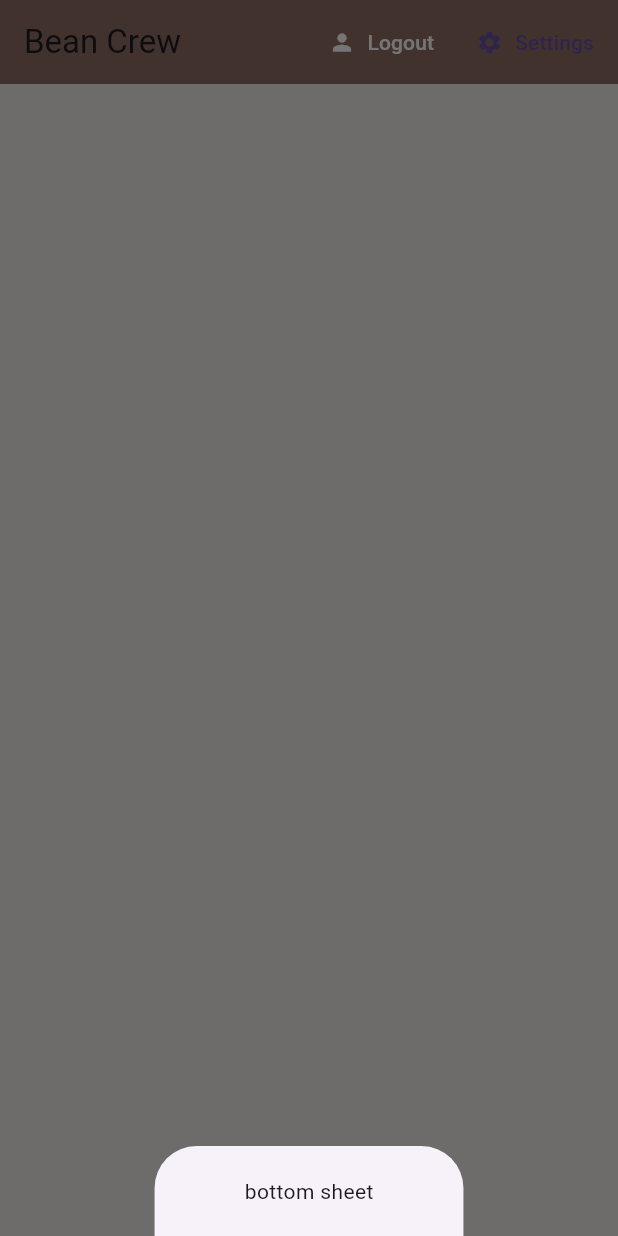
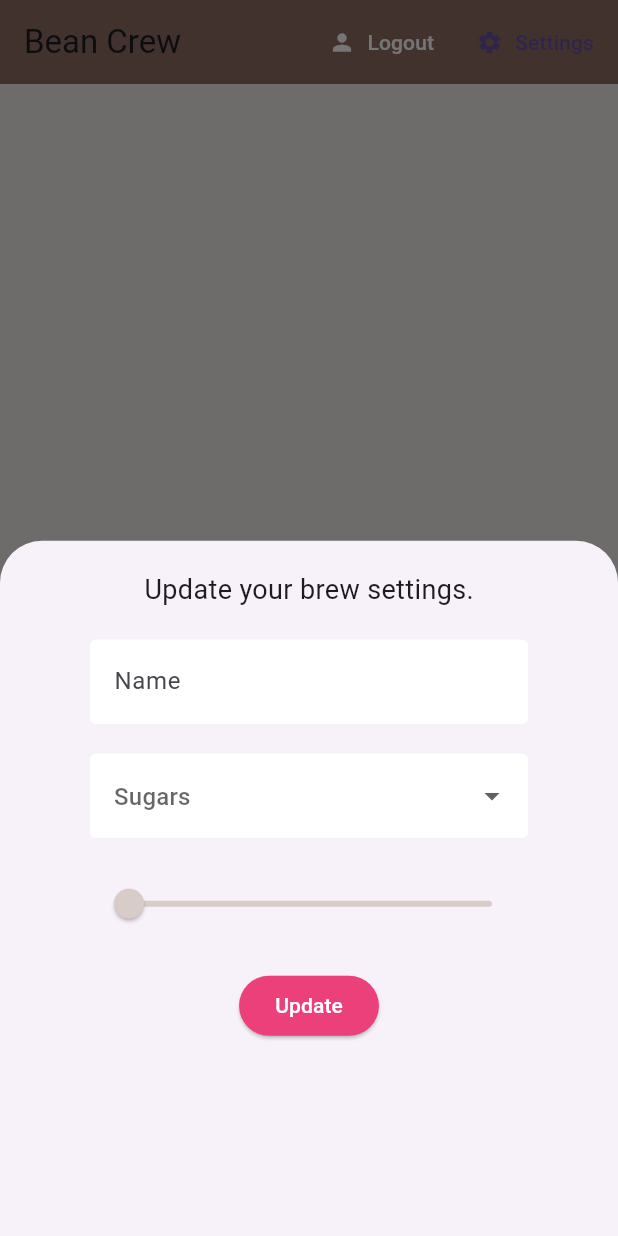
Before and after one commit to Daflah/blackbeanbliss, a Flutter app: the screen it shows once a user with an empty profile is signed in, after a tap on "Settings", on a phone screen of 412 x 824 dp. Run offline on Flutter 3.47's test engine with Material 3 defaults, Android fonts, the phone set to English and light mode, and no system bars; our stand-ins replace cloud_firestore, firebase_auth, firebase_core, flutter_spinkit; accounts and stored records are empty.

Commit message:
Dropdowns, Sliders, User data model

```diff
--- a/lib/models/user.dart
+++ b/lib/models/user.dart
@@ -4,3 +4,13 @@ class User {
 
   User({required this.uid});
 }
+
+class UserData {
+
+  final String uid;
+  final String name;
+  final String sugars;
+  final int strength;
+
+  UserData({ required this.uid, required this.sugars, required this.name, required this.strength});
+}
--- a/lib/screens/home/home.dart
+++ b/lib/screens/home/home.dart
@@ -1,6 +1,7 @@
 import 'package:blackbeanbliss/models/brew.dart';
 import 'package:blackbeanbliss/models/user.dart';
 import 'package:blackbeanbliss/screens/home/brew_list.dart';
+import 'package:blackbeanbliss/screens/home/settings_form.dart';
 import 'package:blackbeanbliss/services/auth.dart';
 import 'package:blackbeanbliss/services/database.dart';
 import 'package:flutter/material.dart';
@@ -20,7 +21,7 @@ class Home extends StatelessWidget {
       showModalBottomSheet(context: context, builder: (context) {
         return Container(
           padding: EdgeInsets.symmetric(vertical: 20.0, horizontal: 60.0),
-          child: Text('bottom sheet'),
+          child: SettingsForm(),
         );
       });
     }
--- /dev/null
+++ b/lib/screens/home/settings_form.dart
@@ -0,0 +1,81 @@
+import 'package:blackbeanbliss/shared/constants.dart';
+import 'package:flutter/material.dart';
+
+class SettingsForm extends StatefulWidget {
+  const SettingsForm({super.key});
+
+  @override
+  State<SettingsForm> createState() => _SettingsFormState();
+}
+
+class _SettingsFormState extends State<SettingsForm> {
+
+  final _formKey = GlobalKey<FormState>();
+  final List<String> sugars = ['0', '1', '2', '3', '4'];
+
+  // Form values
+  String? _currentName;
+  String? _currentSugars;
+  int? _currentStrength;
+
+  @override
+  Widget build(BuildContext context) {
+    return Form(
+      key: _formKey,
+      child: Column(
+        children: <Widget>[
+          const Text(
+            'Update your brew settings.',
+            style: TextStyle(fontSize: 18.0),
+          ),
+          const SizedBox(height: 20.0),
+          TextFormField(
+            decoration: textInputDecoration.copyWith(hintText: 'Name'),
+            validator: (val) => val!.isEmpty ? 'Please enter a name' : null,
+            onChanged: (val) => setState(() => _currentName = val),
+          ),
+          const SizedBox(height: 20.0),
+          DropdownButtonFormField(
+            decoration: textInputDecoration.copyWith(hintText: 'Sugars'),
+            value: _currentSugars,
+            items: sugars.map((sugar) {
+              return DropdownMenuItem(
+                value: sugar,
+                child: Text('$sugar sugars'),
+              );
+            }).toList(),
+            onChanged: (val) => setState(() => _currentSugars = val as String?),
+          ),
+          const SizedBox(height: 20.0),
+          Slider(
+            value: (_currentStrength ?? 100).toDouble(),
+            activeColor: Colors.brown[_currentStrength ?? 100],
+            inactiveColor: Colors.brown[_currentStrength ?? 100],
+            min: 100,
+            max: 900,
+            divisions: 8,
+            onChanged: (val) => setState(() => _currentStrength = val.round()),
+          ),
+          const SizedBox(height: 20.0),
+          ElevatedButton(
+            style: ElevatedButton.styleFrom(
+              primary: Colors.pink[400],
+              onPrimary: Colors.white,
+            ),
+            child: const Text(
+              'Update',
+              style: TextStyle(color: Colors.white),
+            ),
+            onPressed: () async {
+              if (_formKey.currentState!.validate()) {
+                print(_currentName);
+                print(_currentSugars);
+                print(_currentStrength);
+              }
+            },
+          ),
+        ],
+      ),
+    );
+  }
+}
--- a/lib/services/database.dart
+++ b/lib/services/database.dart
@@ -1,4 +1,5 @@
 import 'package:blackbeanbliss/models/brew.dart';
+import 'package:blackbeanbliss/models/user.dart';
 import 'package:cloud_firestore/cloud_firestore.dart';
 
 class DatabaseService {
@@ -29,10 +30,24 @@ class DatabaseService {
     }).toList();
   }
 
+  // Userdata from snapshot
+  UserData _userDataFromSnapshot(DocumentSnapshot snapshot) {
+    final data = snapshot.data() as Map<String, dynamic>;
+    return UserData(
+      uid: uid,
+      sugars: data['Sugars'],
+      name: data['Name'],
+      strength: data['Shot'],
+    );
+  }
 
   // Get brews stream
   Stream<List<Brew>> get brews {
-    return brewCollection.snapshots()
-      .map(_brewListFromSnapshot);
+    return brewCollection.snapshots().map(_brewListFromSnapshot);
+  }
+
+  // Get user doc stream
+  Stream<UserData> get userData {
+    return brewCollection.doc(uid).snapshots().map(_userDataFromSnapshot);
   }
 }
```
